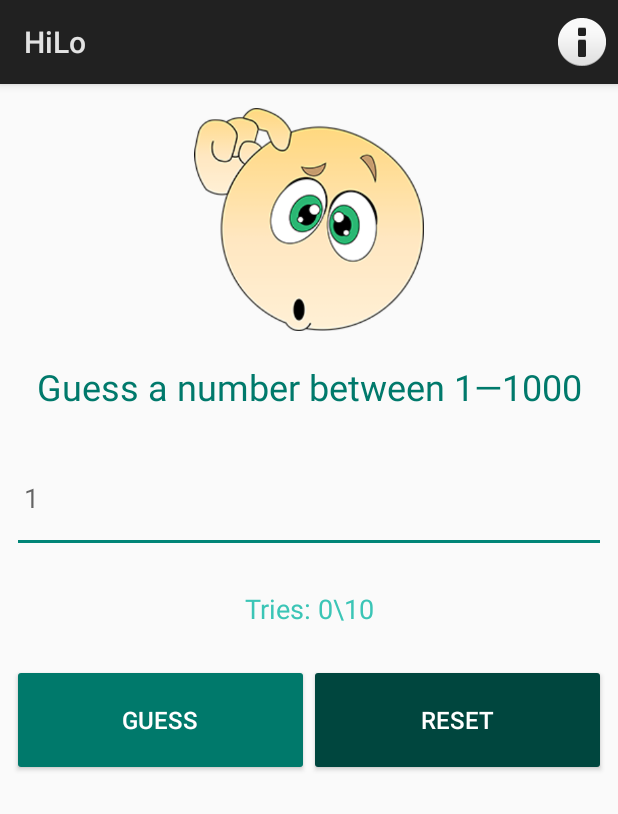
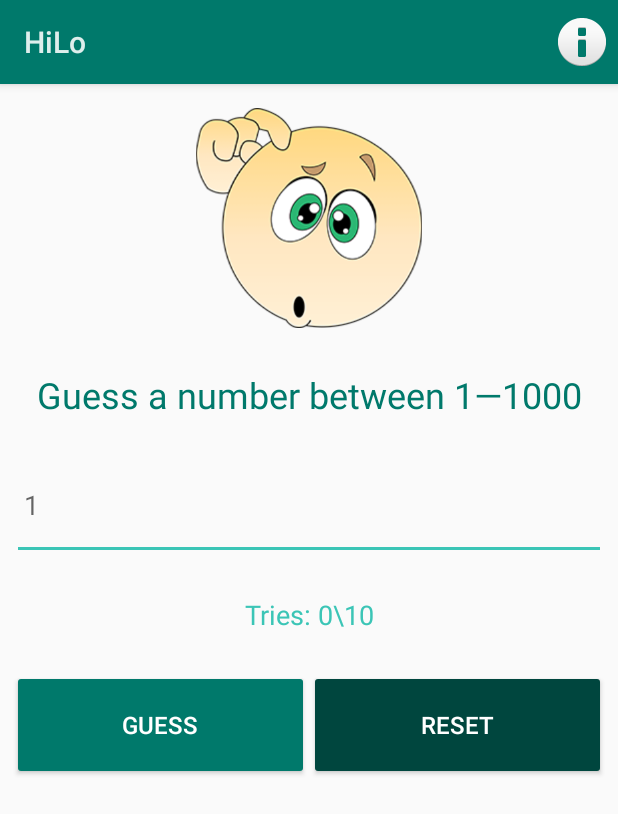
Before and after one commit to kapc0003/HiLo, an Android app: the screen it shows after launch (MainActivity), on a phone screen of 412 x 824 dp. Shown: the top 814 px of the screen. Run offline under Robolectric (Android 15) with nearby library versions, the phone set to English and light mode, and no system bars.

Commit message:
Minor Changes

```diff
--- a/app/build.gradle
+++ b/app/build.gradle
@@ -5,7 +5,7 @@ android {
     buildToolsVersion "26.0.1"
     defaultConfig {
         applicationId "ca.edumedia.kapc0003.hilo"
-        minSdkVersion 26
+        minSdkVersion 25
         targetSdkVersion 26
         versionCode 1
         versionName "1.0"
--- a/app/src/main/java/ca/edumedia/kapc0003/hilo/MainActivity.java
+++ b/app/src/main/java/ca/edumedia/kapc0003/hilo/MainActivity.java
@@ -3,6 +3,7 @@
  *  Android App: To implement, test and deploy a guessing game that allows users to guess a number from 1 to 1000
  *
  * @author Alison Kapcala (kapc0003@algonquinlive.com)
+ * @version 1.0
  */
 
 package ca.edumedia.kapc0003.hilo;
--- a/app/src/main/res/layout/activity_main.xml
+++ b/app/src/main/res/layout/activity_main.xml
@@ -15,7 +15,8 @@
         android:layout_weight="2"
         android:textAlignment="center"
         android:src="@drawable/face"
-        android:layout_marginTop="8dp"/>
+        android:layout_marginTop="8dp"
+        android:layout_marginBottom="8dp"/>
 
     <TextView
         android:id="@+id/textView"
@@ -47,7 +48,7 @@
         android:gravity="center"
         android:textSize="18sp"
         android:fontFamily="sans-serif"
-        android:textColor="@color/colorAccent"/>
+        android:textColor="@color/colorAccent" />
 
     <LinearLayout
         android:layout_width="match_parent"
@@ -63,7 +64,7 @@
             android:layout_weight="1"
             android:textSize="16sp"
             android:textColor="@color/colorWhiteText"
-            android:backgroundTint="@color/colorPrimary"/>
+            android:backgroundTint="@color/colorPrimary" />
 
         <Button
             android:id="@+id/ResetButton"
--- a/app/src/main/res/values/styles.xml
+++ b/app/src/main/res/values/styles.xml
@@ -3,6 +3,9 @@
     <!-- Base application theme. -->
     <style name="AppTheme" parent="android:Theme.Material.Light.DarkActionBar">
         <!-- Customize your theme here. -->
+        <item name="android:colorPrimary">#00796b</item>
+        <item name="android:colorPrimaryDark">#00463E</item>
+        <item name="android:colorAccent">#3BC5B6</item>
     </style>
 
 </resources>
```
